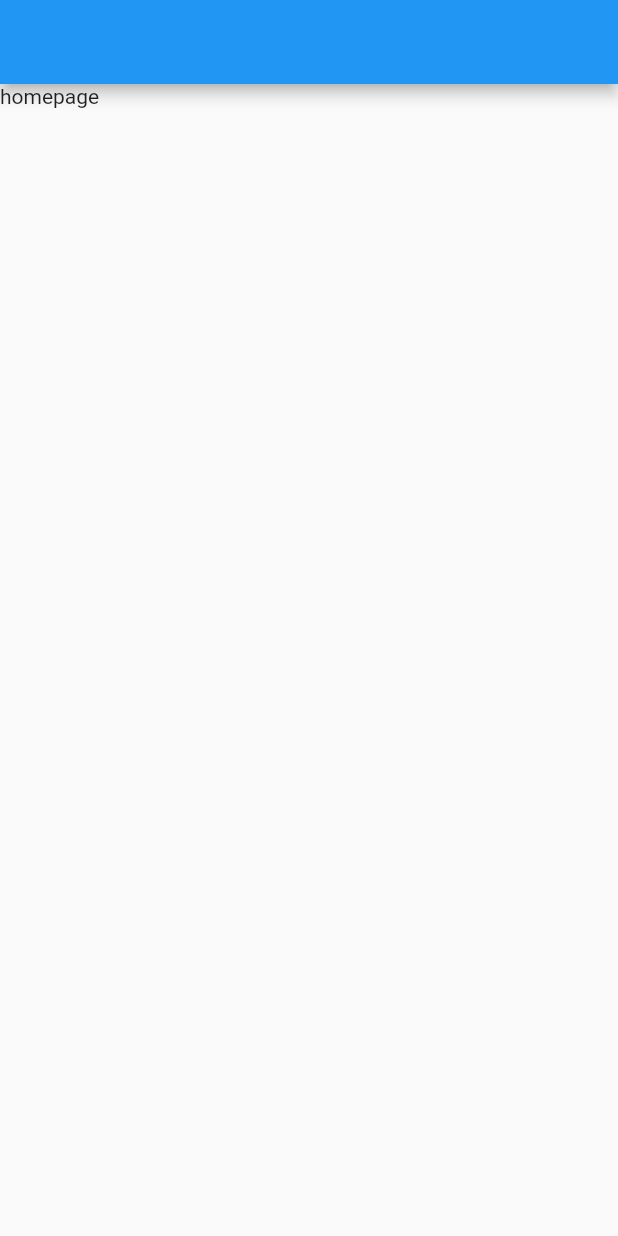
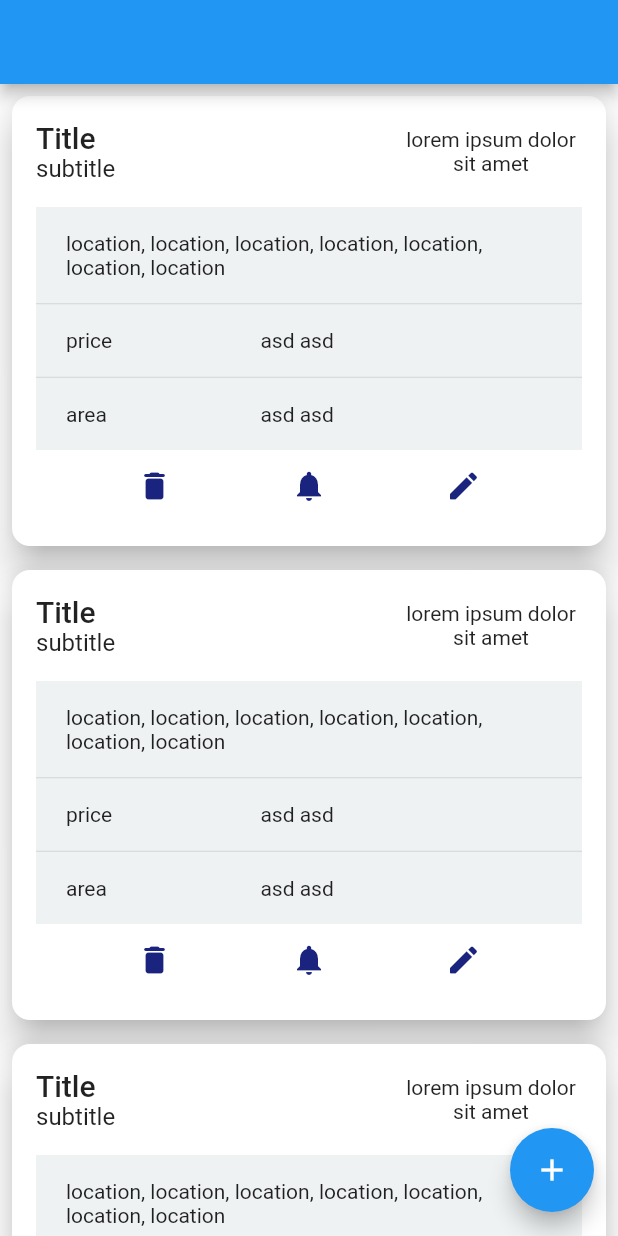
Before and after one commit to jaklia/flutter_rm, a Flutter app: the screen it shows after launch, on a phone screen of 412 x 824 dp. Run offline on Flutter 3.47's test engine with Material 2 defaults, Android fonts, the phone set to English and light mode, and no system bars.

Commit message:
card ui started

```diff
--- a/lib/main.dart
+++ b/lib/main.dart
@@ -13,6 +13,7 @@ class MyApp extends StatelessWidget {
       title: 'Flutter Demo',
       theme: ThemeData(
         primarySwatch: Colors.blue,
+        iconTheme: IconThemeData(color: Colors.indigo[900]),
       ),
       home: const HomePage(),
     );
--- a/lib/pages/home_page.dart
+++ b/lib/pages/home_page.dart
@@ -1,4 +1,6 @@
 import 'package:flutter/material.dart';
+
+import '../widgets/card/watch_card.dart';
 
 class HomePage extends StatelessWidget {
   const HomePage({super.key});
@@ -7,8 +9,18 @@ class HomePage extends StatelessWidget {
   Widget build(BuildContext context) {
     return Scaffold(
       appBar: AppBar(),
-      body: Container(
-        child: Text("homepage"),
+      body: ListView(
+        padding: const EdgeInsets.all(8),
+        children: [
+          WatchCard(),
+          WatchCard(),
+          WatchCard(),
+          WatchCard(),
+        ],
+      ),
+      floatingActionButton: FloatingActionButton(
+        onPressed: () {},
+        child: Icon(Icons.add),
       ),
     );
   }
--- /dev/null
+++ b/lib/widgets/card/card_content.dart
@@ -0,0 +1,32 @@
+import 'package:flutter/material.dart';
+
+import 'info_row.dart';
+
+class CardContent extends StatelessWidget {
+  const CardContent({super.key});
+
+  @override
+  Widget build(BuildContext context) {
+    return Container(
+      color: Colors.blueGrey.withOpacity(0.1),
+      child: Column(
+        children: const [
+          InfoRow(
+            data:
+                "location, location, location, location, location, location, location",
+          ),
+          Divider(height: 1),
+          InfoRow(
+            title: "price",
+            data: "asd asd",
+          ),
+          Divider(height: 1),
+          InfoRow(
+            title: "area",
+            data: "asd asd",
+          ),
+        ],
+      ),
+    );
+  }
+}
--- /dev/null
+++ b/lib/widgets/card/card_footer.dart
@@ -0,0 +1,27 @@
+import 'package:flutter/material.dart';
+
+class CardFooter extends StatelessWidget {
+  const CardFooter({super.key});
+
+  @override
+  Widget build(BuildContext context) {
+    return Row(
+      mainAxisAlignment: MainAxisAlignment.spaceEvenly,
+      crossAxisAlignment: CrossAxisAlignment.center,
+      children: [
+        IconButton(
+          onPressed: () {},
+          icon: const Icon(Icons.delete_rounded),
+        ),
+        IconButton(
+          onPressed: () {},
+          icon: const Icon(Icons.notifications),
+        ),
+        IconButton(
+          onPressed: () {},
+          icon: const Icon(Icons.edit_rounded),
+        ),
+      ],
+    );
+  }
+}
--- /dev/null
+++ b/lib/widgets/card/card_header.dart
@@ -0,0 +1,36 @@
+import 'package:flutter/material.dart';
+
+class CardHeader extends StatelessWidget {
+  const CardHeader({super.key});
+
+  @override
+  Widget build(BuildContext context) {
+    return Row(
+      children: [
+        Expanded(
+          flex: 2,
+          child: Column(
+            crossAxisAlignment: CrossAxisAlignment.start,
+            children: [
+              Text(
+                "Title",
+                style: Theme.of(context).textTheme.headline6,
+              ),
+              Text(
+                "subtitle",
+                style: Theme.of(context).textTheme.subtitle1,
+              ),
+            ],
+          ),
+        ),
+        const Expanded(
+          flex: 1,
+          child: Text(
+            "lorem ipsum dolor sit amet",
+            textAlign: TextAlign.center,
+          ),
+        )
+      ],
+    );
+  }
+}
--- /dev/null
+++ b/lib/widgets/card/info_row.dart
@@ -0,0 +1,48 @@
+import 'package:flutter/material.dart';
+
+class InfoRow extends StatelessWidget {
+  final String? title;
+  final String data;
+
+  const InfoRow({super.key, this.title, required this.data});
+
+  @override
+  Widget build(BuildContext context) {
+    return Container(
+      padding: const EdgeInsets.symmetric(
+        horizontal: 20,
+        vertical: 16,
+      ),
+      child: title == null ? renderOneItem() : renderTwoItems(),
+    );
+  }
+
+  Widget renderOneItem() {
+    return Row(
+      children: [
+        Flexible(
+          child: Text(
+            data,
+            maxLines: 2,
+            overflow: TextOverflow.ellipsis,
+          ),
+        ),
+      ],
+    );
+  }
+
+  Widget renderTwoItems() {
+    return Row(
+      children: [
+        Expanded(
+          flex: 4,
+          child: Text(title!),
+        ),
+        Expanded(
+          flex: 6,
+          child: Text(data),
+        ),
+      ],
+    );
+  }
+}
--- /dev/null
+++ b/lib/widgets/card/watch_card.dart
@@ -0,0 +1,32 @@
+import 'package:flutter/material.dart';
+import 'package:flutter_rm/widgets/card/card_footer.dart';
+
+import 'card_content.dart';
+import 'card_header.dart';
+
+class WatchCard extends StatelessWidget {
+  const WatchCard({super.key});
+
+  @override
+  Widget build(BuildContext context) {
+    return Card(
+      elevation: 10,
+      margin: const EdgeInsets.only(bottom: 16),
+      shape: RoundedRectangleBorder(
+        borderRadius: BorderRadius.circular(12),
+      ),
+      child: Container(
+        width: double.infinity,
+        padding: const EdgeInsets.all(16),
+        child: Column(
+          children: const [
+            CardHeader(),
+            SizedBox(height: 16),
+            CardContent(),
+            CardFooter(),
+          ],
+        ),
+      ),
+    );
+  }
+}
```
